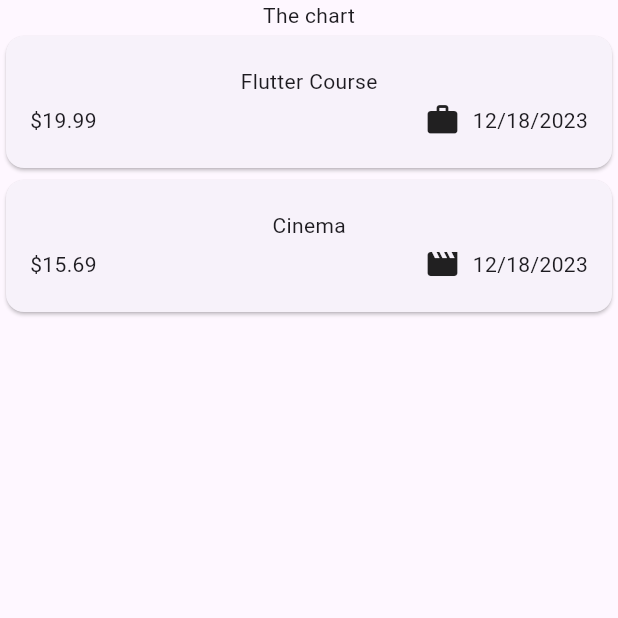
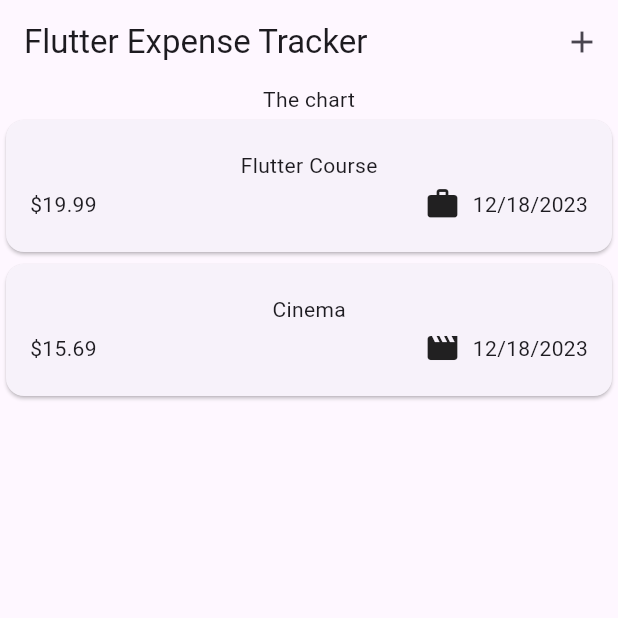
Before and after one commit to realbronoh/flutter-expense-tracker, a Flutter app: the screen it shows after launch, on a phone screen of 412 x 824 dp, the top half of it. Run offline on Flutter 3.47's test engine with Material 3 defaults, Android fonts, the phone set to English and light mode, and no system bars.

Commit message:
AppBar and ModalBottomSheet

```diff
--- a/lib/widgets/expenses.dart
+++ b/lib/widgets/expenses.dart
@@ -27,9 +27,28 @@ class _ExpensesState extends State<Expenses> {
     ),
   ];
 
+  void _openAddExpenseOverlay() {
+    //
+    showModalBottomSheet(
+      context: context,
+      builder: (ctx) {
+        return Text('Modal Bottom Sheet');
+      },
+    );
+  }
+
   @override
   Widget build(BuildContext context) {
     return Scaffold(
+      appBar: AppBar(
+        title: const Text("Flutter Expense Tracker"),
+        actions: [
+          IconButton(
+            onPressed: _openAddExpenseOverlay,
+            icon: const Icon(Icons.add),
+          ),
+        ],
+      ),
       body: Column(
         children: [
           const Text('The chart'),
```
